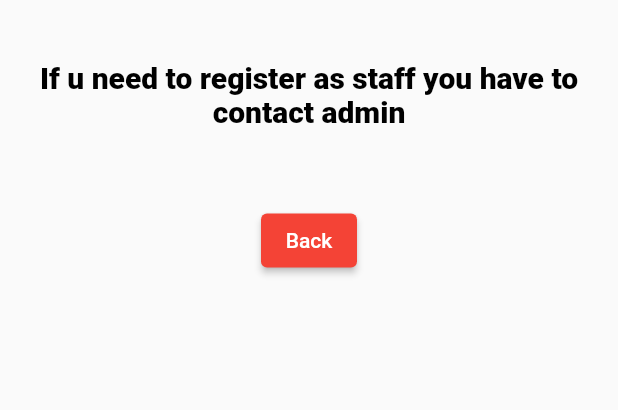
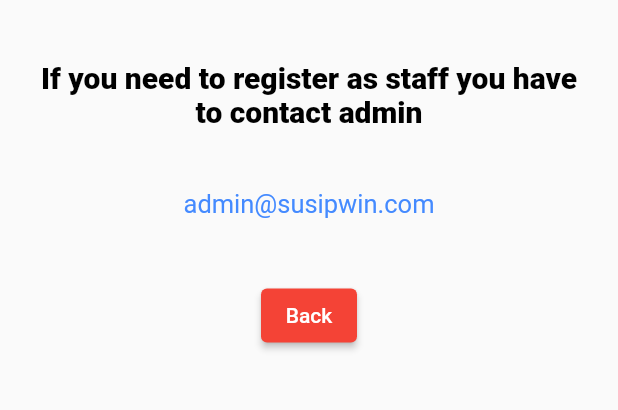
Before and after one commit to Avishkasj/susipwinmobileapp, a Flutter app: the register screen opened directly, on a phone screen of 412 x 824 dp, the part 435-845 px from its top. Run offline on Flutter 3.47's test engine with Material 2 defaults, Android fonts, the phone set to English and light mode, and no system bars; our stand-ins replace email_validator, google_nav_bar; missing offline and left inert: flutter_session_manager, qr_code_scanner.

Commit message:
Update register.dart

```diff
--- a/attendance/lib/register.dart
+++ b/attendance/lib/register.dart
@@ -37,7 +37,7 @@ class _registerState extends State<register> {
               child: Padding(
                 padding: const EdgeInsets.fromLTRB(20, 10, 20, 10),
                 child: Text(
-                  "If u need to register as staff you have to contact admin ",
+                  "If you need to register as staff you have to contact admin ",
                   textAlign: TextAlign.center,
                   style: TextStyle(
                     fontSize: 20,
@@ -45,6 +45,17 @@ class _registerState extends State<register> {
                     fontWeight: FontWeight.w800,
                   ),
                 ),
+              ),
+            ),
+            SizedBox(
+              height: 30,
+            ),
+
+            Center(
+              child: Text(
+                "admin@susipwin.com",
+                style: TextStyle(fontSize: 17,
+                color: Colors.blueAccent),
               ),
             ),
             SizedBox(
```
